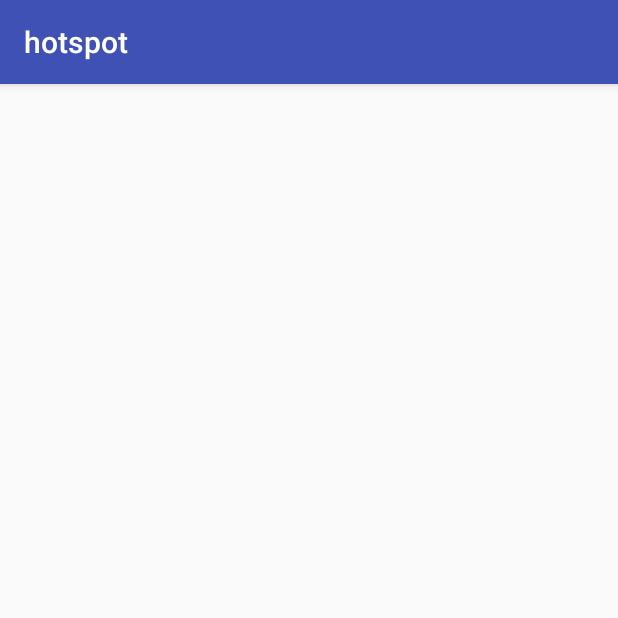
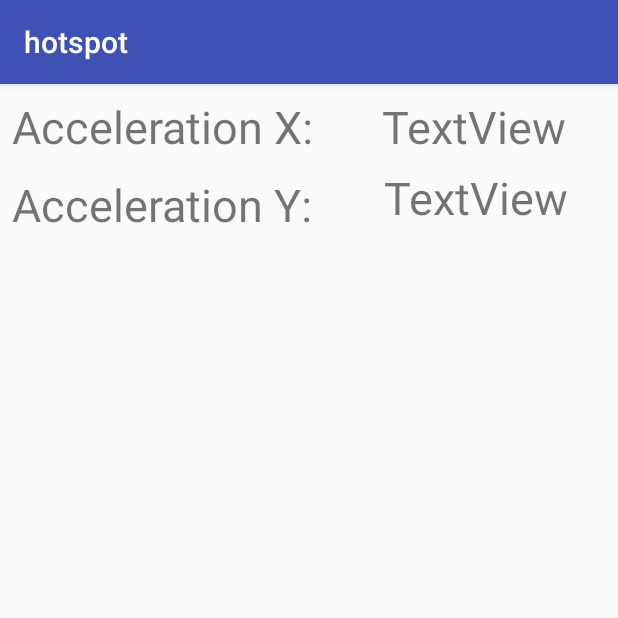
Before and after one commit to thkim1011/hotspot, an Android app: the screen it shows after launch (MainActivity), on a phone screen of 412 x 824 dp, the top half of it. Run offline under Robolectric (Android 15) with nearby library versions, the phone set to English and light mode, and no system bars; our stand-ins replace Firebase (no records; nobody signed in at launch, a user with empty details on screens opened directly).

Commit message:
Updated android stuff and utils.py

```diff
--- a/android/app/src/main/java/me/thkim1011/hotspot/MainActivity.java
+++ b/android/app/src/main/java/me/thkim1011/hotspot/MainActivity.java
@@ -7,8 +7,15 @@ import android.hardware.SensorEventListener;
 import android.hardware.SensorManager;
 import android.support.v7.app.AppCompatActivity;
 import android.os.Bundle;
+import android.util.Log;
+import android.widget.TextView;
 
 import com.google.firebase.database.DatabaseReference;
+import com.google.firebase.database.FirebaseDatabase;
+
+import java.io.FileWriter;
+import java.io.IOException;
+
 
 public class MainActivity extends AppCompatActivity implements SensorEventListener {
 
@@ -21,8 +28,9 @@ public class MainActivity extends AppCompatActivity implements SensorEventListen
         super.onCreate(savedInstanceState);
         setContentView(R.layout.activity_main);
         mSensorManager = (SensorManager) getSystemService(Context.SENSOR_SERVICE);
-        mSensor = mSensorManager.getDefaultSensor(Sensor.TYPE_ACCELEROMETER);
+        mSensor = mSensorManager.getDefaultSensor(Sensor.TYPE_LINEAR_ACCELERATION);
         mSensorManager.registerListener(this, mSensor, SensorManager.SENSOR_DELAY_NORMAL);
+        database = FirebaseDatabase.getInstance().getReference("thk_accel2");
     }
 
     @Override
@@ -32,6 +40,15 @@ public class MainActivity extends AppCompatActivity implements SensorEventListen
 
     @Override
     public void onSensorChanged(SensorEvent event) {
+        TextView accel_x = (TextView) findViewById(R.id.accel_x);
+        TextView accel_y = (TextView) findViewById(R.id.accel_y);
 
+        accel_x.setText("" + event.values[0]);
+        accel_y.setText("" + event.values[1]);
+        DatabaseReference node = database.push();
+        node.child("time").setValue(event.timestamp);
+        node.child("accel_x").setValue(event.values[0]);
+        node.child("accel_y").setValue(event.values[1]);
     }
+
 }
--- a/android/app/src/main/res/layout/activity_main.xml
+++ b/android/app/src/main/res/layout/activity_main.xml
@@ -2,6 +2,7 @@
 <android.support.constraint.ConstraintLayout xmlns:android="http://schemas.android.com/apk/res/android"
     xmlns:app="http://schemas.android.com/apk/res-auto"
     xmlns:tools="http://schemas.android.com/tools"
+    android:id="@+id/accel_box"
     android:layout_width="match_parent"
     android:layout_height="match_parent"
     tools:context=".MainActivity">
@@ -15,4 +16,58 @@
         app:layout_constraintHorizontal_bias="0.5"
         app:layout_constraintStart_toStartOf="parent"
         tools:layout_editor_absoluteY="249dp" />
+
+    <TextView
+        android:id="@+id/textView"
+        android:layout_width="219dp"
+        android:layout_height="44dp"
+        android:layout_marginLeft="8dp"
+        android:layout_marginStart="8dp"
+        android:layout_marginTop="8dp"
+        android:text="Acceleration X:"
+        android:textSize="30sp"
+        app:layout_constraintStart_toStartOf="parent"
+        app:layout_constraintTop_toTopOf="parent" />
+
+    <TextView
+        android:id="@+id/accel_x"
+        android:layout_width="130dp"
+        android:layout_height="39dp"
+        android:layout_marginEnd="8dp"
+        android:layout_marginLeft="8dp"
+        android:layout_marginRight="8dp"
+        android:layout_marginStart="8dp"
+        android:layout_marginTop="8dp"
+        android:text="TextView"
+        android:textSize="30sp"
+        app:layout_constraintEnd_toEndOf="parent"
+        app:layout_constraintStart_toEndOf="@+id/textView"
+        app:layout_constraintTop_toTopOf="parent" />
+
+    <TextView
+        android:id="@+id/textView3"
+        android:layout_width="220dp"
+        android:layout_height="38dp"
+        android:layout_marginLeft="8dp"
+        android:layout_marginStart="8dp"
+        android:layout_marginTop="8dp"
+        android:text="Acceleration Y:"
+        android:textSize="30sp"
+        app:layout_constraintStart_toStartOf="parent"
+        app:layout_constraintTop_toBottomOf="@+id/textView" />
+
+    <TextView
+        android:id="@+id/accel_y"
+        android:layout_width="128dp"
+        android:layout_height="41dp"
+        android:layout_marginEnd="8dp"
+        android:layout_marginLeft="8dp"
+        android:layout_marginRight="8dp"
+        android:layout_marginStart="8dp"
+        android:layout_marginTop="8dp"
+        android:text="TextView"
+        android:textSize="30sp"
+        app:layout_constraintEnd_toEndOf="parent"
+        app:layout_constraintStart_toEndOf="@+id/textView3"
+        app:layout_constraintTop_toBottomOf="@+id/accel_x" />
 </android.support.constraint.ConstraintLayout>
--- a/android/app/src/main/res/values/styles.xml
+++ b/android/app/src/main/res/values/styles.xml
@@ -1,7 +1,7 @@
 <resources>
 
     <!-- Base application theme. -->
-    <style name="AppTheme" parent="Theme.AppCompat.Light.DarkActionBar">
+    <style name="AppTheme" parent="Base.Theme.AppCompat.Light.DarkActionBar">
         <!-- Customize your theme here. -->
         <item name="colorPrimary">@color/colorPrimary</item>
         <item name="colorPrimaryDark">@color/colorPrimaryDark</item>
--- a/android/build.gradle
+++ b/android/build.gradle
@@ -5,6 +5,9 @@ buildscript {
     repositories {
         google()
         jcenter()
+        maven {
+            url "https://maven.google.com"
+        }
     }
     dependencies {
         classpath 'com.android.tools.build:gradle:3.1.4'
```
Also changed, not shown: android/app/build.gradle (+7 -6 lines), 2 other files.
